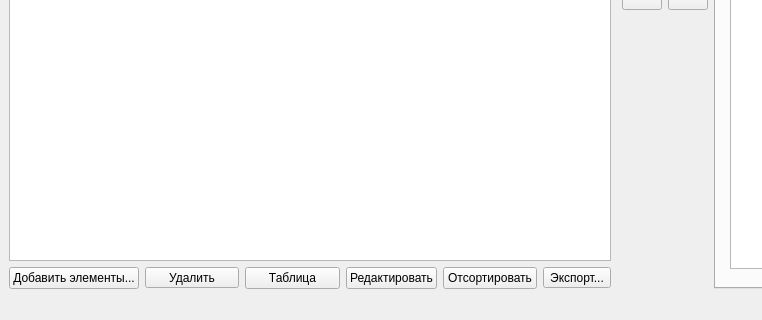
The window that mainwindow.ui (Incidio/ClassApp) describes before a commit, drawn with Qt 5; both pictures show x 0 to 762 and y 353 to 673 of the 1102 by 673 pixel window.
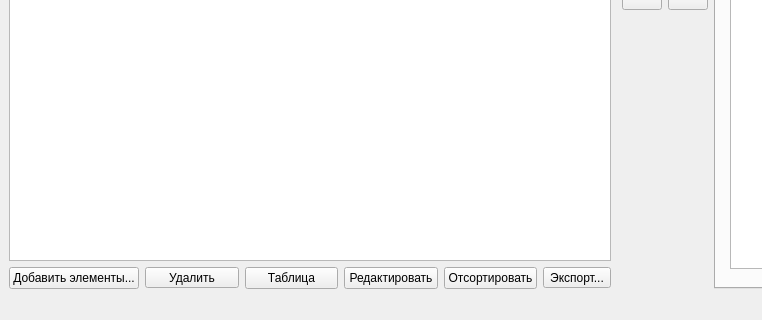
The same window after the commit. Icons and pictures are not drawn.

```diff
--- a/mainwindow.ui
+++ b/mainwindow.ui
@@ -137,7 +137,7 @@
        </widget>
       </item>
       <item>
-       <layout class="QHBoxLayout" name="horizontalLayout" stretch="1,1,1,0,1,0">
+       <layout class="QHBoxLayout" name="horizontalLayout" stretch="1,1,1,1,1,1">
         <property name="topMargin">
          <number>0</number>
         </property>
```
Left out of the diff: 87 changed lines with no effect on the pictures.
